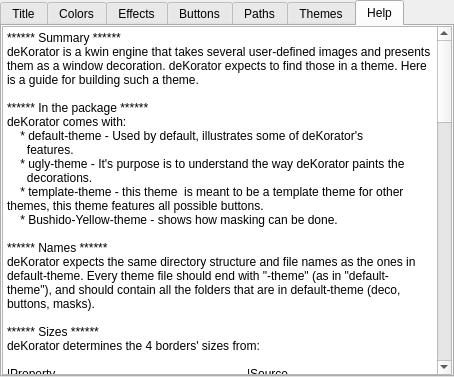
Before: the Qt Designer form client/config/configdialog.ui in KDE/dekorator, drawn with Qt 5.
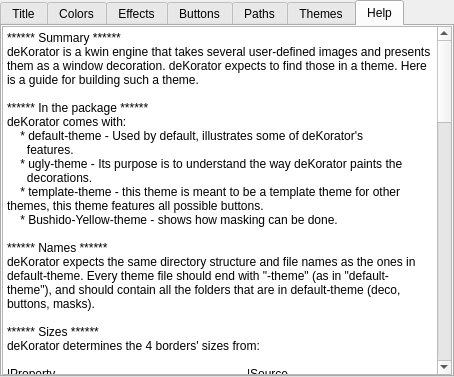
After: the same form once the commit is applied. The open tabs and pages were chosen to show the change. Custom widgets are drawn as their Qt base class.

Commit message: Proof-reading.

```diff
--- a/client/config/configdialog.ui
+++ b/client/config/configdialog.ui
@@ -1388,9 +1388,9 @@
 deKorator comes with:
     * default-theme - Used by default, illustrates some of deKorator's
       features.
-    * ugly-theme - It's purpose is to understand the way deKorator paints the
+    * ugly-theme - Its purpose is to understand the way deKorator paints the
       decorations.
-    * template-theme - this theme  is meant to be a template theme for other themes, this theme features all possible buttons.
+    * template-theme - this theme is meant to be a template theme for other themes, this theme features all possible buttons.
     * Bushido-Yellow-theme - shows how masking can be done.
 
 ****** Names ******
@@ -1409,12 +1409,12 @@
 |the top bar height      		|midTitleBg's height      		|
 |the bottom border height	|midBottomFrameBg's height	|
 
-All parts that build up a specific border should be in the same width or height
-correspondingly. An example follows for a window decoration with a 10px high
+All parts that build up a specific border should have the same width or height,
+as appropriate. An example follows for a window decoration with a 10px high
 top bar, a 20px wide left border, a 30px wide right border and a 40px high
 bottom border.
 
-All tiles in the top bar should be 10 pixel high:
+All tiles in the top bar should be 10 pixels high:
     * topLeftCornerBg
     * leftButtonsBg
     * leftTitleBg
@@ -1423,17 +1423,17 @@
     * rightButtonsBg
     * topRightCornerBg
 
-All tiles in the left border should be 20 pixel wide:
+All tiles in the left border should be 20 pixels wide:
     * topLeftFrameBg
     * midLeftFrameBg
     * bottomLeftFrameBg
 
-All tiles in the right border should be 30 pixel wide:
+All tiles in the right border should be 30 pixels wide:
     * topRightFrameBg
     * midRightFrameBg
     * bottomRightFrameBg
 
-All tiles in the bottom border should be 40 pixel high:
+All tiles in the bottom border should be 40 pixels high:
     * leftBottomFrameBg
     * midBottomFrameBg
     * rightBottomFrameBg
@@ -1450,7 +1450,7 @@
 
 ***** Background *****
 The button background uses the leftButtonsBg and the rightButtonsBg tiles.
-Their height should be the same as the top bar's. The background's repeated
+Their height should be the same as the top bar's. The background is repeated
 horizontally to fit the buttons in.
 
 ***** Foreground *****
@@ -1465,7 +1465,7 @@
 decoration.
 
 ****** Image format ******
-All images should be in PNG.
+All images should be in PNG format.
 
 ****** Tips and Tricks ******
 Always start up building your theme from the template-theme.
```
Left out of the diff: 12 changed lines with no effect on the pictures.
